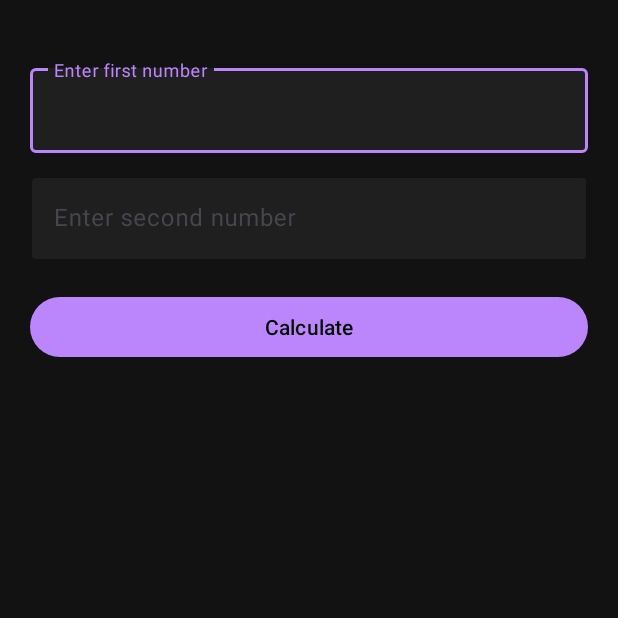
After one commit to jaixmario/maths, an Android app: the fragment LcmHcfFragment shown on its own in the app's theme, on a phone screen of 412 x 824 dp, the top half of it. The commit adds this screen. Run offline under Robolectric (Android 15) with nearby library versions, the phone set to English and light mode, and no system bars; 1 statement that could not run was skipped.

Commit message:
Update:cube added & separate file for each fragment

```diff
--- /dev/null
+++ b/app/src/main/java/com/jai/mario/LcmHcfFragment.java
@@ -0,0 +1,70 @@
+package com.jai.mario.fragments;
+
+import android.os.Bundle;
+import android.text.TextUtils;
+import android.view.LayoutInflater;
+import android.view.View;
+import android.view.ViewGroup;
+import android.widget.TextView;
+import android.widget.Toast;
+
+import com.jai.mario.R;
+import com.google.android.material.button.MaterialButton;
+import com.google.android.material.textfield.TextInputEditText;
+
+import androidx.annotation.NonNull;
+import androidx.annotation.Nullable;
+import androidx.fragment.app.Fragment;
+
+public class LcmHcfFragment extends Fragment {
+
+    TextInputEditText inputA, inputB;
+    MaterialButton calculateBtn;
+    TextView resultText;
+
+    @Nullable
+    @Override
+    public View onCreateView(@NonNull LayoutInflater inflater, @Nullable ViewGroup container,
+                             @Nullable Bundle savedInstanceState) {
+        View view = inflater.inflate(R.layout.fragment_lcm_hcf, container, false);
+
+        inputA = view.findViewById(R.id.inputA);
+        inputB = view.findViewById(R.id.inputB);
+        calculateBtn = view.findViewById(R.id.calculateBtn);
+        resultText = view.findViewById(R.id.resultText);
+
+        calculateBtn.setOnClickListener(v -> {
+            String aText = inputA.getText().toString().trim();
+            String bText = inputB.getText().toString().trim();
+
+            if (TextUtils.isEmpty(aText) || TextUtils.isEmpty(bText)) {
+                Toast.makeText(getContext(), "Enter both numbers", Toast.LENGTH_SHORT).show();
+                return;
+            }
+
+            try {
+                int a = Integer.parseInt(aText);
+                int b = Integer.parseInt(bText);
+                int hcf = calculateHCF(a, b);
+                int lcm = (a * b) / hcf;
+
+                String result = "HCF(" + a + ", " + b + ") = " + hcf + "\nLCM(" + a + ", " + b + ") = " + lcm;
+                resultText.setText(result);
+
+            } catch (NumberFormatException e) {
+                Toast.makeText(getContext(), "Invalid input", Toast.LENGTH_SHORT).show();
+            }
+        });
+
+        return view;
+    }
+
+    private int calculateHCF(int a, int b) {
+        while (b != 0) {
+            int temp = b;
+            b = a % b;
+            a = temp;
+        }
+        return Math.abs(a);
+    }
+}
--- /dev/null
+++ b/app/src/main/res/layout/fragment_lcm_hcf.xml
@@ -0,0 +1,60 @@
+<LinearLayout xmlns:android="http://schemas.android.com/apk/res/android"
+    xmlns:app="http://schemas.android.com/apk/res-auto"
+    android:layout_width="match_parent"
+    android:layout_height="match_parent"
+    android:background="#121212"
+    android:orientation="vertical"
+    android:padding="20dp">
+
+    <com.google.android.material.textfield.TextInputLayout
+        android:layout_width="match_parent"
+        android:layout_height="wrap_content"
+        app:boxBackgroundColor="#1F1F1F"
+        app:boxStrokeColor="#BB86FC"
+        app:hintTextColor="#BB86FC"
+        android:layout_marginTop="20dp">
+
+        <com.google.android.material.textfield.TextInputEditText
+            android:id="@+id/inputA"
+            android:layout_width="match_parent"
+            android:layout_height="wrap_content"
+            android:hint="Enter first number"
+            android:textColor="#FFFFFF"
+            android:inputType="number" />
+    </com.google.android.material.textfield.TextInputLayout>
+
+    <com.google.android.material.textfield.TextInputLayout
+        android:layout_width="match_parent"
+        android:layout_height="wrap_content"
+        app:boxBackgroundColor="#1F1F1F"
+        app:boxStrokeColor="#BB86FC"
+        app:hintTextColor="#BB86FC"
+        android:layout_marginTop="10dp">
+
+        <com.google.android.material.textfield.TextInputEditText
+            android:id="@+id/inputB"
+            android:layout_width="match_parent"
+            android:layout_height="wrap_content"
+            android:hint="Enter second number"
+            android:textColor="#FFFFFF"
+            android:inputType="number" />
+    </com.google.android.material.textfield.TextInputLayout>
+
+    <com.google.android.material.button.MaterialButton
+        android:id="@+id/calculateBtn"
+        android:layout_width="match_parent"
+        android:layout_height="wrap_content"
+        android:layout_marginTop="20dp"
+        android:text="Calculate"
+        android:textColor="#000000"
+        app:backgroundTint="#BB86FC"
+        app:cornerRadius="24dp" />
+
+    <TextView
+        android:id="@+id/resultText"
+        android:layout_width="match_parent"
+        android:layout_height="wrap_content"
+        android:textSize="18sp"
+        android:textColor="#FFFFFF"
+        android:layout_marginTop="30dp" />
+</LinearLayout>
```
Also changed, not shown: app/src/main/java/com/jai/mario/MainActivity.java (+6 -2 lines), app/src/main/java/com/jai/mario/TabPagerAdapter.java (+7 -5 lines).
